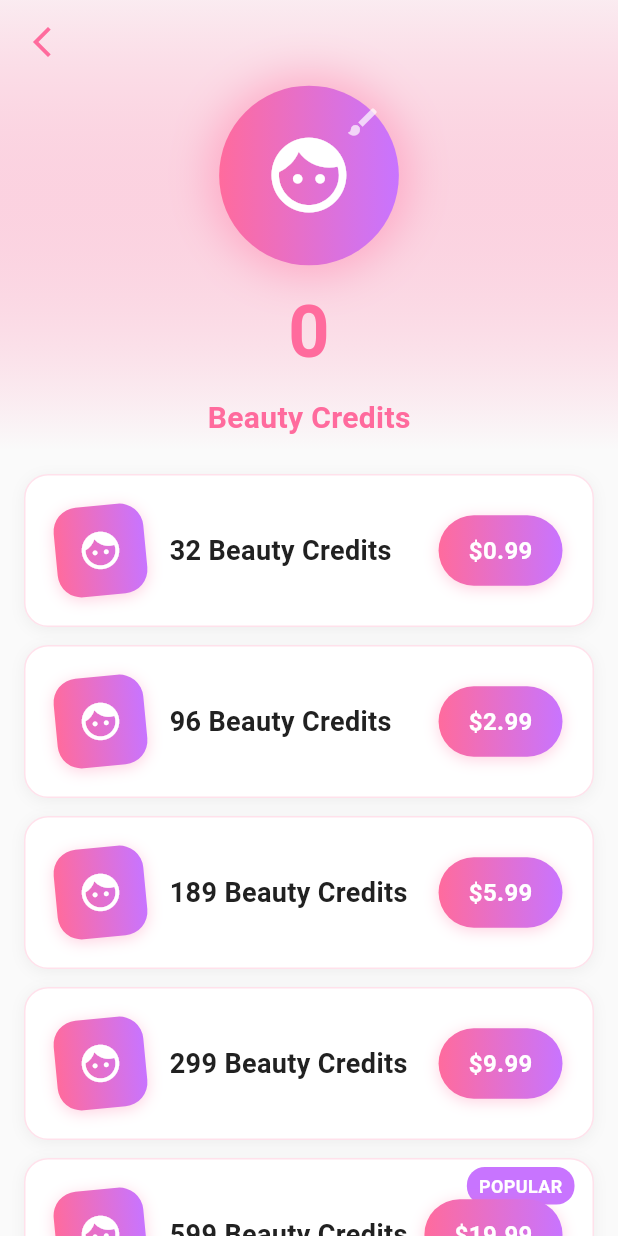
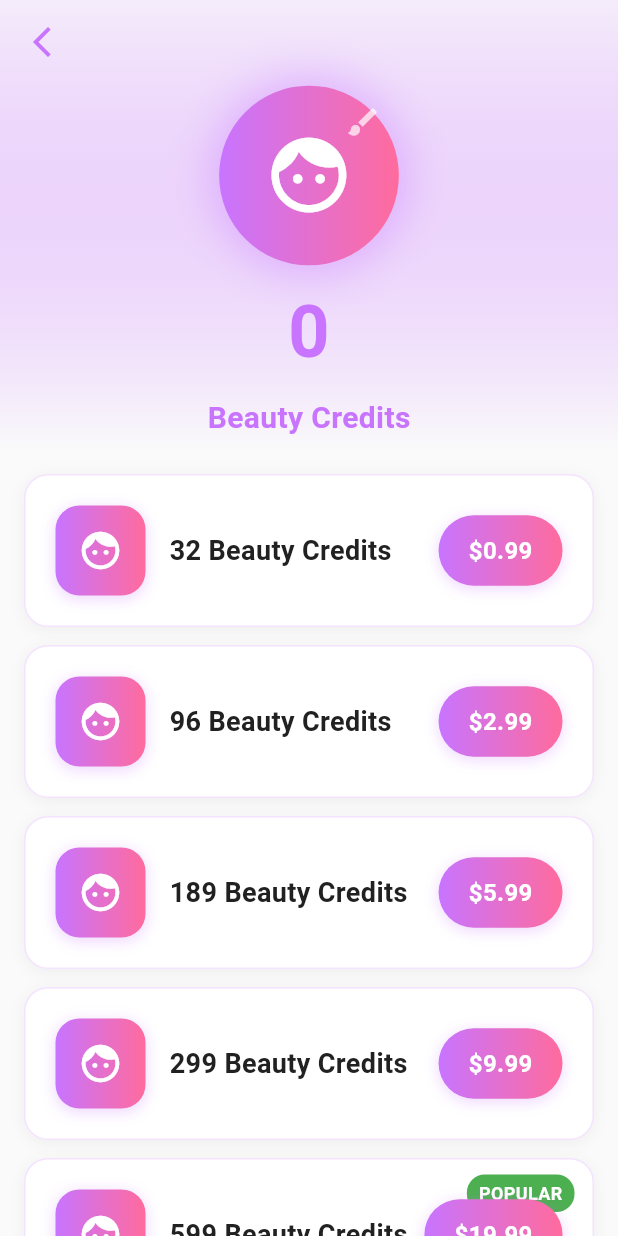
Before and after one commit to wuyayun520/henu, a Flutter app: the InAppPurchasesPage screen opened directly, on a phone screen of 412 x 824 dp. Run offline on Flutter 3.47's test engine with Material 3 defaults, Android fonts, the phone set to English and light mode, and no system bars; our stand-ins replace audioplayers, cached_network_image, image_picker, in_app_purchase, shared_preferences, video_player; missing offline and left inert: video_thumbnail; accounts and stored records are empty.

```diff
--- a/lib/screens/inapppurchases_screen.dart
+++ b/lib/screens/inapppurchases_screen.dart
@@ -2,26 +2,28 @@ import 'package:flutter/material.dart';
 import 'package:shared_preferences/shared_preferences.dart';
 import 'package:in_app_purchase/in_app_purchase.dart';
 import 'dart:async';
+import '../constants/app_colors.dart';
 
-class BeautyProduct {
+class GoldProduct {
   final String amountStr;
   final String productId;
   final double price;
   int get amount => int.tryParse(amountStr) ?? 0;
-  const BeautyProduct(this.amountStr, this.productId, this.price);
+  const GoldProduct(this.amountStr, this.productId, this.price);
 }
 
-class BeautyProducts {
-  static const List<BeautyProduct> all = [
-    BeautyProduct('32', 'Henu', 0.99),
-    BeautyProduct('96', 'Henu2', 2.99),
-    BeautyProduct('189', 'Henu5', 5.99),
-    BeautyProduct('299', 'Henu9', 9.99),
-    BeautyProduct('599', 'Henu19', 19.99),
-    BeautyProduct('1599', 'Henu49', 49.99),
-    BeautyProduct('3199', 'Henu99', 99.99),
-    BeautyProduct('5099', 'Henu159', 159.99),
-    BeautyProduct('7959', 'Henu239', 239.99),
+
+class GoldProducts {
+  static const List<GoldProduct> all = [
+    GoldProduct('32', 'Henu', 0.99),
+    GoldProduct('96', 'Henu2', 2.99),
+    GoldProduct('189', 'Henu5', 5.99),
+    GoldProduct('299', 'Henu9', 9.99),
+    GoldProduct('599', 'Henu19', 19.99),
+    GoldProduct('1599', 'Henu49', 49.99),
+    GoldProduct('3199', 'Henu99', 99.99),
+    GoldProduct('5099', 'Henu159', 159.99),
+    GoldProduct('7959', 'Henu239', 239.99),
   ];
 }
 
@@ -36,18 +38,15 @@ class _InAppPurchasesPageState extends State<InAppPurchasesPage> with TickerProv
   final InAppPurchase _inAppPurchase = InAppPurchase.instance;
   late StreamSubscription<List<PurchaseDetails>> _subscription;
   List<ProductDetails> _products = [];
-  bool _isLoading = false; // 改为false，不在初始化时加载
+  bool _isLoading = true;
   bool _purchasePending = false;
-  int _beautyCoins = 0;
+  int _goldCoins = 0;
   late AnimationController _animationController;
   late Animation<double> _pulseAnimation;
-  late AnimationController _beautyController;
-  late Animation<double> _beautyAnimation;
-  final Set<String> _processedPurchases = {};
-  bool _isInitialized = false;
-  bool _productsLoaded = false; // 新增：标记商品是否已加载
+  final Set<String> _processedPurchases = {}; // 跟踪已处理的购买
+  bool _isInitialized = false; // 标记是否已初始化
 
-  List<BeautyProduct> get _beautyProducts => BeautyProducts.all;
+  List<GoldProduct> get _goldProducts => GoldProducts.all;
 
   @override
   void initState() {
@@ -60,78 +59,60 @@ class _InAppPurchasesPageState extends State<InAppPurchasesPage> with TickerProv
       CurvedAnimation(parent: _animationController, curve: Curves.easeInOut),
     );
 
-    _beautyController = AnimationController(
-      duration: const Duration(seconds: 1),
-      vsync: this,
-    )..repeat(reverse: true);
-    _beautyAnimation = Tween<double>(begin: -0.1, end: 0.1).animate(
-      CurvedAnimation(parent: _beautyController, curve: Curves.easeInOut),
-    );
-
     final Stream<List<PurchaseDetails>> purchaseUpdated = _inAppPurchase.purchaseStream;
     _subscription = purchaseUpdated.listen(_listenToPurchaseUpdated, onDone: () {
       _subscription.cancel();
     }, onError: (error) {
       debugPrint("Error in IAP Stream: $error");
     });
-    _loadBeautyCoins();
-    // 移除自动初始化内购，改为延迟加载
-    _isInitialized = true;
+    _loadGoldCoins();
+    _initInAppPurchase();
   }
 
   @override
   void dispose() {
     _animationController.dispose();
-    _beautyController.dispose();
     _subscription.cancel();
     super.dispose();
   }
 
-  Future<void> _loadBeautyCoins() async {
+  Future<void> _loadGoldCoins() async {
     final prefs = await SharedPreferences.getInstance();
-    int coins = prefs.getInt('beautyCoins') ?? 0;
+    int coins = prefs.getInt('petCoins') ?? 0;
     debugPrint('Loading beauty coins: $coins');
     setState(() {
-      _beautyCoins = coins;
+      _goldCoins = coins;
+      // 如果还没有初始化完成，在这里也设置标志
       if (!_isInitialized) {
         _isInitialized = true;
-        debugPrint('Initialized from _loadBeautyCoins');
+        debugPrint('Initialized from _loadGoldCoins');
       }
     });
   }
 
-  Future<void> _saveBeautyCoins(int amount) async {
+  Future<void> _saveGoldCoins(int amount) async {
     final prefs = await SharedPreferences.getInstance();
-    debugPrint('Saving beauty coins: current=$_beautyCoins, adding=$amount, new=${_beautyCoins + amount}');
+    debugPrint('Saving beauty coins: current=$_goldCoins, adding=$amount, new=${_goldCoins + amount}');
     debugPrint('Call stack: ${StackTrace.current}');
     setState(() {
-      _beautyCoins += amount;
+      _goldCoins += amount;
     });
-    await prefs.setInt('beautyCoins', _beautyCoins);
+    await prefs.setInt('petCoins', _goldCoins);
   }
 
-  // 新增：延迟加载商品信息，只在用户需要购买时才加载
-  Future<void> _loadProductsIfNeeded() async {
-    if (_productsLoaded) {
-      return; // 如果已经加载过，直接返回
-    }
-
-    setState(() {
-      _isLoading = true;
-    });
-
+  Future<void> _initInAppPurchase() async {
     final bool isAvailable = await _inAppPurchase.isAvailable();
     debugPrint('Store availability: $isAvailable');
 
     if (!isAvailable) {
       setState(() {
         _isLoading = false;
+        _isInitialized = true; // 即使出错也标记为已初始化
       });
-      _showSnackBar("Store not available");
       return;
     }
 
-    final Set<String> productIds = _beautyProducts.map((e) => e.productId).toSet();
+    final Set<String> productIds = _goldProducts.map((e) => e.productId).toSet();
     debugPrint('Querying products: $productIds');
 
     try {
@@ -142,7 +123,7 @@ class _InAppPurchasesPageState extends State<InAppPurchasesPage> with TickerProv
       setState(() {
         _products = response.productDetails;
         _isLoading = false;
-        _productsLoaded = true; // 标记为已加载
+        _isInitialized = true; // 标记初始化完成
       });
       debugPrint('InAppPurchase initialized successfully');
 
@@ -153,12 +134,14 @@ class _InAppPurchasesPageState extends State<InAppPurchasesPage> with TickerProv
       debugPrint('Error loading products: $e');
       setState(() {
         _isLoading = false;
+        _isInitialized = true; // 即使出错也标记为已初始化
       });
       _showSnackBar("Failed to load products: $e");
     }
   }
 
   Future<void> _listenToPurchaseUpdated(List<PurchaseDetails> purchaseDetailsList) async {
+    // 如果页面还没有初始化完成，忽略购买更新
     if (!_isInitialized) {
       debugPrint('Ignoring purchase updates during initialization');
       return;
@@ -179,59 +162,63 @@ class _InAppPurchasesPageState extends State<InAppPurchasesPage> with TickerProv
           _showSnackBar("Purchase failed: ${purchaseDetails.error?.message ?? 'Unknown error'}");
         } else if (purchaseDetails.status == PurchaseStatus.purchased ||
                    purchaseDetails.status == PurchaseStatus.restored) {
+          // 处理新购买和恢复的购买
           _handleSuccessfulPurchase(purchaseDetails);
         } else if (purchaseDetails.status == PurchaseStatus.canceled) {
           setState(() {
             _purchasePending = false;
           });
         }
+        // 移除重复的completePurchase调用，现在在_handleSuccessfulPurchase中处理
       }
     }
   }
 
   Future<void> _handleSuccessfulPurchase(PurchaseDetails purchaseDetails) async {
+    // 检查是否已经处理过这个购买
     String purchaseKey = '${purchaseDetails.productID}_${purchaseDetails.purchaseID}_${purchaseDetails.status}';
     if (_processedPurchases.contains(purchaseKey)) {
       debugPrint('Purchase already processed: $purchaseKey');
       return;
     }
 
+    // 添加到已处理列表
     _processedPurchases.add(purchaseKey);
 
     debugPrint('Handling successful purchase: ${purchaseDetails.productID} (${purchaseDetails.status})');
-    debugPrint('Available product IDs: ${_beautyProducts.map((p) => p.productId).toList()}');
+    debugPrint('Available product IDs: ${_goldProducts.map((p) => p.productId).toList()}');
 
     setState(() {
       _purchasePending = false;
     });
 
-    final product = _beautyProducts.firstWhere(
+    final product = _goldProducts.firstWhere(
       (e) => e.productId == purchaseDetails.productID,
       orElse: () {
         debugPrint('Product not found in configuration: ${purchaseDetails.productID}');
-        return BeautyProduct('', '', 0);
+        return GoldProduct('', '', 0);
       }
     );
 
     if (product.amount > 0) {
       debugPrint('Processing purchase: ${product.amount} coins for product ${purchaseDetails.productID}');
-      await _saveBeautyCoins(product.amount);
+      await _saveGoldCoins(product.amount);
       _showSnackBar("Purchase successful! +${product.amount} Beauty Credits");
     } else {
       debugPrint('Product amount is 0 or product not found: ${purchaseDetails.productID}');
     }
 
+    // 总是清除订单
     debugPrint('Completing purchase: ${purchaseDetails.productID}');
     await _inAppPurchase.completePurchase(purchaseDetails);
   }
 
   void _showSnackBar(String msg) {
     if (mounted) {
-      final colorScheme = Theme.of(context).colorScheme;
       ScaffoldMessenger.of(context).showSnackBar(
         SnackBar(
           content: Text(msg),
-          backgroundColor: colorScheme.primary,
+          backgroundColor: AppColors.primary,
           behavior: SnackBarBehavior.floating,
           shape: RoundedRectangleBorder(borderRadius: BorderRadius.circular(12)),
         ),
@@ -240,11 +227,6 @@ class _InAppPurchasesPageState extends State<InAppPurchasesPage> with TickerProv
   }
 
   Future<void> _processPurchase(String productId) async {
-    // 在购买前确保商品已加载
-    if (!_productsLoaded) {
-      await _loadProductsIfNeeded();
-    }
-
     debugPrint('Attempting to purchase product: $productId');
     debugPrint('Available products: ${_products.map((p) => p.id).toList()}');
 
@@ -262,6 +244,7 @@ class _InAppPurchasesPageState extends State<InAppPurchasesPage> with TickerProv
     });
 
     try {
+      // 添加短暂延迟，确保系统准备好
       await Future.delayed(const Duration(milliseconds: 500));
 
       final PurchaseParam purchaseParam = PurchaseParam(productDetails: product);
@@ -279,13 +262,12 @@ class _InAppPurchasesPageState extends State<InAppPurchasesPage> with TickerProv
 
   @override
   Widget build(BuildContext context) {
-    final colorScheme = Theme.of(context).colorScheme;
     return Scaffold(
-      backgroundColor: colorScheme.background,
+      backgroundColor: AppColors.background,
       body: _isLoading
           ? Center(
               child: CircularProgressIndicator(
-                color: const Color(0xFFFF6B9D),
+                color: AppColors.primary,
               ),
             )
           : CustomScrollView(
@@ -295,9 +277,9 @@ class _InAppPurchasesPageState extends State<InAppPurchasesPage> with TickerProv
                   expandedHeight: 300,
                   floating: false,
                   pinned: true,
-                  backgroundColor: colorScheme.background,
+                  backgroundColor: AppColors.background,
                   leading: IconButton(
-                    icon: Icon(Icons.arrow_back_ios_new, color: const Color(0xFFFF6B9D)),
+                    icon: Icon(Icons.arrow_back_ios_new, color: AppColors.primary),
                     onPressed: () => Navigator.of(context).pop(),
                   ),
                   flexibleSpace: FlexibleSpaceBar(
@@ -307,8 +289,8 @@ class _InAppPurchasesPageState extends State<InAppPurchasesPage> with TickerProv
                           begin: Alignment.topCenter,
                           end: Alignment.bottomCenter,
                           colors: [
-                            const Color(0xFFFF6B9D).withOpacity(0.1),
-                            colorScheme.background,
+                            AppColors.primary.withValues(alpha: 0.1),
+                            AppColors.background,
                           ],
                         ),
                       ),
@@ -316,7 +298,7 @@ class _InAppPurchasesPageState extends State<InAppPurchasesPage> with TickerProv
                         mainAxisAlignment: MainAxisAlignment.center,
                         children: [
                           const SizedBox(height: 60),
-                          // 美妆主题图标
+                          // 彩妆主题图标
                           AnimatedBuilder(
                             animation: _pulseAnimation,
                             builder: (context, child) {
@@ -328,14 +310,11 @@ class _InAppPurchasesPageState extends State<InAppPurchasesPage> with TickerProv
                                   decoration: BoxDecoration(
                                     shape: BoxShape.circle,
                                     gradient: LinearGradient(
-                                      colors: [
-                                        const Color(0xFFFF6B9D), // 粉色
-                                        const Color(0xFFC874FF), // 紫色
-                                      ],
+                                      colors: [AppColors.primary, AppColors.secondary],
                                     ),
                                     boxShadow: [
                                       BoxShadow(
-                                        color: const Color(0xFFFF6B9D).withOpacity(0.4),
+                                        color: AppColors.primary.withValues(alpha: 0.4),
                                         blurRadius: 20,
                                         spreadRadius: 5,
                                       ),
@@ -354,7 +333,7 @@ class _InAppPurchasesPageState extends State<InAppPurchasesPage> with TickerProv
                                         right: 10,
                                         child: Icon(
                                           Icons.brush,
-                                          color: Colors.white.withOpacity(0.7),
+                                          color: Colors.white.withValues(alpha: 0.7),
                                           size: 20,
                                         ),
                                       ),
@@ -367,11 +346,11 @@ class _InAppPurchasesPageState extends State<InAppPurchasesPage> with TickerProv
                           const SizedBox(height: 20),
                           // 余额显示
                           Text(
-                            '$_beautyCoins',
+                            '$_goldCoins',
                             style: TextStyle(
                               fontSize: 48,
                               fontWeight: FontWeight.bold,
-                              color: const Color(0xFFFF6B9D),
+                              color: AppColors.primary,
                             ),
                           ),
                           const SizedBox(height: 8),
@@ -379,10 +358,11 @@ class _InAppPurchasesPageState extends State<InAppPurchasesPage> with TickerProv
                             'Beauty Credits',
                             style: TextStyle(
                               fontSize: 20,
-                              color: const Color(0xFFFF6B9D),
+                              color: AppColors.primary,
                               fontWeight: FontWeight.w600,
                             ),
                           ),
+
                         ],
                       ),
                     ),
@@ -395,7 +375,7 @@ class _InAppPurchasesPageState extends State<InAppPurchasesPage> with TickerProv
                   sliver: SliverList(
                     delegate: SliverChildBuilderDelegate(
                       (context, index) {
-                        final item = _beautyProducts[index];
+                        final item = _goldProducts[index];
                         final product = _products.firstWhereOrNull((p) => p.id == item.productId);
                         final priceStr = product?.price ?? '\$${item.price.toStringAsFixed(2)}';
 
@@ -404,26 +384,26 @@ class _InAppPurchasesPageState extends State<InAppPurchasesPage> with TickerProv
                         Color? badgeColor;
 
                         // 为特定商品添加标签
-                        if (item.amount >= 5000) {
+                        if (item.amount >= 1599) {
                           badge = 'BEST VALUE';
-                          badgeColor = const Color(0xFFFF6B9D);
-                        } else if (item.amount == 599) {
+                          badgeColor = AppColors.secondary;
+                        } else if (item.amount >= 599) {
                           badge = 'POPULAR';
-                          badgeColor = const Color(0xFFC874FF);
+                          badgeColor = AppColors.success;
                         }
 
                         return Container(
                           margin: const EdgeInsets.only(bottom: 12),
                           decoration: BoxDecoration(
-                            color: colorScheme.surface,
+                            color: AppColors.surface,
                             borderRadius: BorderRadius.circular(16),
                             border: Border.all(
-                              color: const Color(0xFFFF6B9D).withOpacity(0.2),
+                              color: AppColors.primary.withValues(alpha: 0.2),
                               width: 1,
                             ),
                             boxShadow: [
                               BoxShadow(
-                                color: Colors.black.withOpacity(0.05),
+                                color: Colors.black.withValues(alpha: 0.05),
                                 blurRadius: 8,
                                 offset: const Offset(0, 2),
                               ),
@@ -439,7 +419,7 @@ class _InAppPurchasesPageState extends State<InAppPurchasesPage> with TickerProv
                                   // 特殊标签
                                   if (badge != null)
                                     Positioned(
-                                      top: 5,
+                                      top: 10,
                                       right: 12,
                                       child: Container(
                                         padding: const EdgeInsets.symmetric(horizontal: 8, vertical: 4),
@@ -462,26 +442,18 @@ class _InAppPurchasesPageState extends State<InAppPurchasesPage> with TickerProv
                                     padding: const EdgeInsets.all(20),
                                     child: Row(
                                       children: [
-                                        // 美妆图标
-                                        AnimatedBuilder(
-                                          animation: _beautyAnimation,
-                                          builder: (context, child) {
-                                            return Transform.rotate(
-                                              angle: _beautyAnimation.value,
-                                              child: Container(
+                                        // 彩妆图标
+                                        Container(
                                           width: 60,
                                           height: 60,
                                           decoration: BoxDecoration(
                                             gradient: LinearGradient(
-                                                    colors: [
-                                                      const Color(0xFFFF6B9D), // 粉色
-                                                      const Color(0xFFC874FF), // 紫色
-                                                    ],
+                                              colors: [AppColors.primary, AppColors.secondary],
                                             ),
                                             borderRadius: BorderRadius.circular(16),
                                             boxShadow: [
                                               BoxShadow(
-                                                      color: const Color(0xFFFF6B9D).withOpacity(0.3),
+                                                color: AppColors.primary.withValues(alpha: 0.3),
                                                 blurRadius: 8,
                                                 offset: const Offset(0, 2),
                                               ),
@@ -492,9 +464,6 @@ class _InAppPurchasesPageState extends State<InAppPurchasesPage> with TickerProv
                                             color: Colors.white,
                                             size: 30,
                                           ),
-                                              ),
-                                            );
-                                          },
                                         ),
 
                                         const SizedBox(width: 16),
@@ -507,11 +476,12 @@ class _InAppPurchasesPageState extends State<InAppPurchasesPage> with TickerProv
                                               Text(
                                                 '${item.amount} Beauty Credits',
                                                 style: TextStyle(
-                                                  color: colorScheme.onSurface,
+                                                  color: AppColors.textPrimary,
                                                   fontSize: 18,
                                                   fontWeight: FontWeight.bold,
                                                 ),
                                               ),
+
                                             ],
                                           ),
                                         ),
@@ -521,15 +491,12 @@ class _InAppPurchasesPageState extends State<InAppPurchasesPage> with TickerProv
                                           padding: const EdgeInsets.symmetric(horizontal: 20, vertical: 12),
                                           decoration: BoxDecoration(
                                             gradient: LinearGradient(
-                                              colors: [
-                                                const Color(0xFFFF6B9D), // 粉色
-                                                const Color(0xFFC874FF), // 紫色
-                                              ],
+                                              colors: [AppColors.primary, AppColors.secondary],
                                             ),
                                             borderRadius: BorderRadius.circular(25),
                                             boxShadow: [
                                               BoxShadow(
-                                                color: const Color(0xFFFF6B9D).withOpacity(0.3),
+                                                color: AppColors.primary.withValues(alpha: 0.3),
                                                 blurRadius: 8,
                                                 offset: const Offset(0, 2),
                                               ),
@@ -553,7 +520,7 @@ class _InAppPurchasesPageState extends State<InAppPurchasesPage> with TickerProv
                           ),
                         );
                       },
-                      childCount: _beautyProducts.length,
+                      childCount: _goldProducts.length,
                     ),
                   ),
                 ),
--- a/pubspec.yaml
+++ b/pubspec.yaml
@@ -16,7 +16,7 @@ publish_to: 'none' # Remove this line if you wish to publish to pub.dev
 # https://developer.apple.com/library/archive/documentation/General/Reference/InfoPlistKeyReference/Articles/CoreFoundationKeys.html
 # In Windows, build-name is used as the major, minor, and patch parts
 # of the product and file versions while build-number is used as the build suffix.
-version: 1.2.0+1
+version: 1.3.0+1
 
 environment:
   sdk: '>=3.2.3 <4.0.0'
```
Also changed, not shown: 1 other file. Lines whose indentation alone changed are shown as unchanged.
